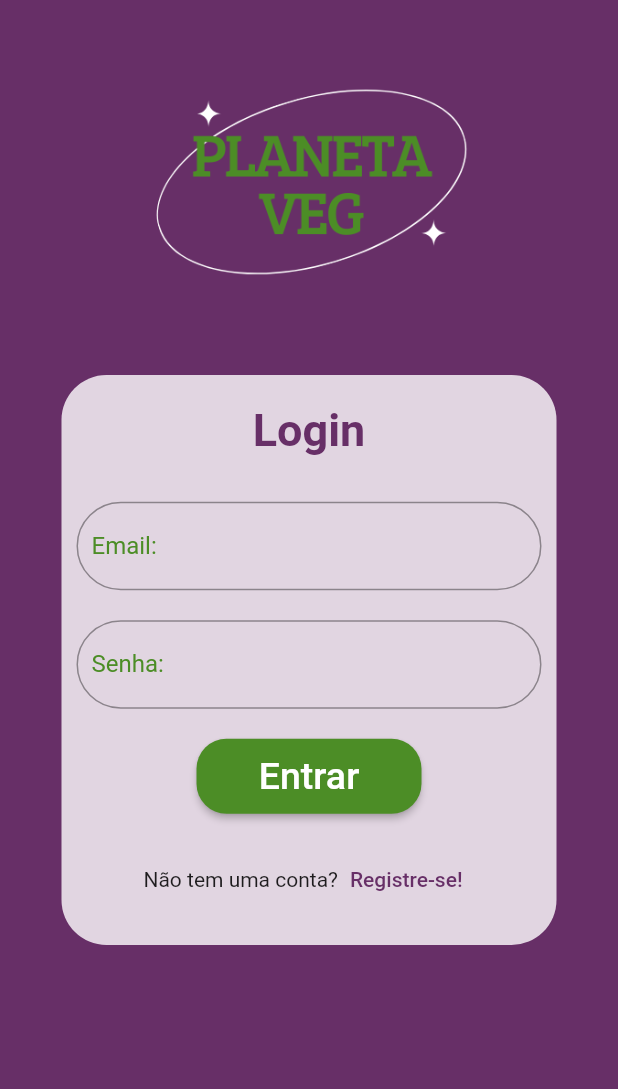
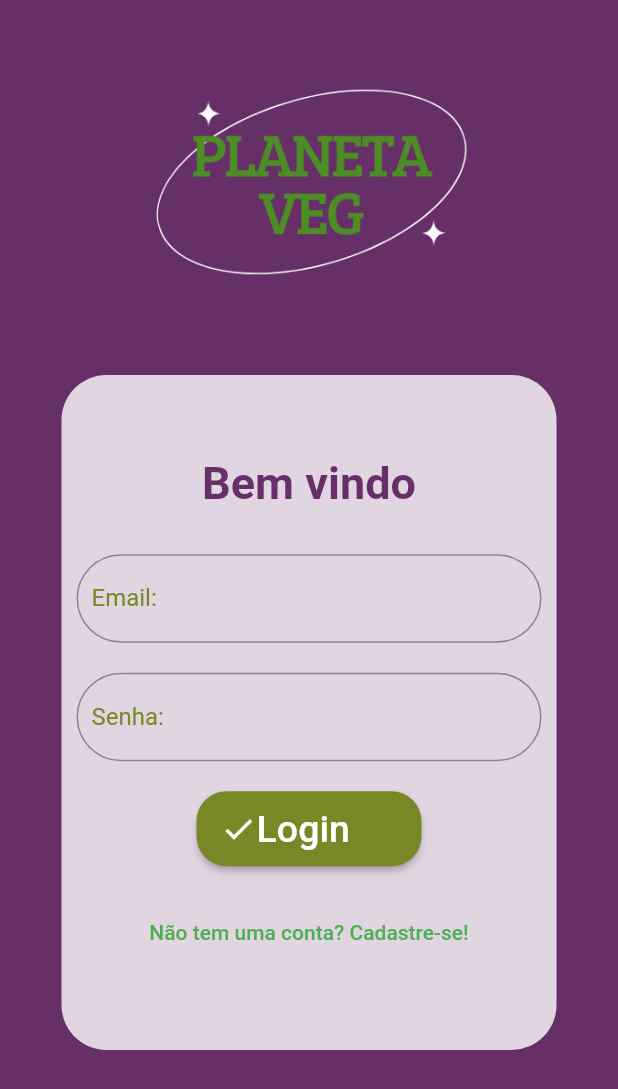
Before and after one commit to babifonsec/Planeta-Veg, a Flutter app: the screen it shows after launch, on a phone screen of 412 x 824 dp. Shown: the top 1089 px of the screen. Run offline on Flutter 3.47's test engine with Material 2 defaults, Android fonts, the light colour scheme and no system bars; our stand-ins replace carousel_slider, firebase_auth, firebase_core, geolocator, get, google_maps_flutter; accounts and stored records are empty.

Commit message:
conexao com o firebase, cadastro e login

```diff
--- a/analysis_options.yaml
+++ b/analysis_options.yaml
@@ -22,6 +22,7 @@ linter:
   # `// ignore_for_file: name_of_lint` syntax on the line or in the file
   # producing the lint.
   rules:
+    avoid_print
     # avoid_print: false  # Uncomment to disable the `avoid_print` rule
     # prefer_single_quotes: true  # Uncomment to enable the `prefer_single_quotes` rule
 
--- /dev/null
+++ b/lib/modelo/Api_response.dart
@@ -0,0 +1,5 @@
+class ApiResponse{
+Object? data;
+String? erro;
+
+}
--- /dev/null
+++ b/lib/modelo/User.dart
@@ -0,0 +1,20 @@
+class User {
+  int? id;
+  String? name;
+  String? email;
+  String? telefoneFixo;
+  String? telefoneCelular;
+
+  User({this.id, this.name, this.email, this.telefoneFixo, this.telefoneCelular});
+
+
+  factory User.fromJson(Map<String, dynamic> json) {
+    return User(
+      id: json['user']['id'],
+      name: json['user']['name'],
+      email: json['user']['email'],
+      telefoneFixo: json['user']['telefoneFixo'],
+      telefoneCelular: json['user']['telefoneCelular'],
+    );
+  }
+}
--- /dev/null
+++ b/lib/servico/auth_check.dart
@@ -0,0 +1,24 @@
+import 'package:flutter/material.dart';
+import 'package:planetaveg/servico/auth_service.dart';
+import 'package:planetaveg/visao/login.dart';
+import 'package:planetaveg/visao/menu.dart';
+import 'package:planetaveg/visao/splash.dart';
+import 'package:provider/provider.dart';
+
+class AuthCheck extends StatefulWidget {
+  const AuthCheck({super.key});
+
+  @override
+  State<AuthCheck> createState() => _AuthCheckState();
+}
+
+class _AuthCheckState extends State<AuthCheck> {
+  @override
+  Widget build(BuildContext context) {
+    AuthService auth = Provider.of(context);
+
+    if(auth.isLoading) return Splash();
+    else if(auth.usuario==null) return Login();
+    else return Menu(0);
+  }
+}
--- /dev/null
+++ b/lib/servico/auth_service.dart
@@ -0,0 +1,65 @@
+import 'package:firebase_auth/firebase_auth.dart';
+import 'package:flutter/material.dart';
+
+class AuthException implements Exception{
+  String message;
+  AuthException({required this.message});
+}
+
+class AuthService extends ChangeNotifier{
+  FirebaseAuth _auth = FirebaseAuth.instance;
+  User? usuario;
+  bool isLoading = true;
+
+  AuthService(){
+    _authCheck();
+  }
+
+_authCheck(){
+  _auth.authStateChanges().listen((User? user) {
+  usuario = (user==null) ? null : user;
+  isLoading=false;
+  notifyListeners();
+   });
+}
+
+
+_getUser(){
+  usuario = _auth.currentUser;
+  notifyListeners();
+}
+
+registrar(String email, String senha) async {
+
+try{
+  await _auth.createUserWithEmailAndPassword(email: email, password: senha);
+  _getUser();
+}on FirebaseAuthException catch(e){
+if(e.code=='weak-password'){
+  throw AuthException(message: 'A senha é muito farca!');
+} else if (e.code =='email-already-in-use'){
+  throw AuthException(message: 'Este email já está em uso!');
+}
+}
+}
+
+
+login(String email, String senha) async {
+
+try{
+  await _auth.signInWithEmailAndPassword(email: email, password: senha);
+  _getUser();
+}on FirebaseAuthException catch(e){
+if(e.code=='user-not-found'){
+  throw AuthException(message:'Email não encontrado.');
+} else if (e.code =='wrong-password'){
+  throw AuthException(message: 'Senha Incorreta. Tente novamente!');
+}
+}
+}
+
+logout() async{
+  await _auth.signOut();
+  _getUser();
+}
+}
--- a/lib/visao/categoriaItens.dart
+++ b/lib/visao/categoriaItens.dart
@@ -1,6 +1,6 @@
 import 'package:flutter/material.dart';
 import 'package:flutter/src/widgets/framework.dart';
-import 'package:flutter/src/widgets/placeholder.dart';
+
 
 class CategoriaItem extends StatelessWidget {
   final String image;
--- a/lib/visao/login.dart
+++ b/lib/visao/login.dart
@@ -1,21 +1,70 @@
-import 'package:flutter/gestures.dart';
 import 'package:flutter/material.dart';
-import 'package:flutter/src/widgets/container.dart';
-import 'package:flutter/src/widgets/framework.dart';
-import 'package:planetaveg/visao/menu.dart';
-import 'package:planetaveg/visao/registrar.dart';
-import 'package:planetaveg/visao/splash.dart';
+import 'package:planetaveg/servico/auth_service.dart';
+import 'package:provider/provider.dart';
 
-class Login extends StatelessWidget {
+class Login extends StatefulWidget {
   const Login({super.key});
+
+  @override
+  State<Login> createState() => _LoginState();
+}
+
+class _LoginState extends State<Login> {
+  final formKey = GlobalKey<FormState>();
+  final email = TextEditingController();
+  final senha = TextEditingController();
+
+  bool isLogin = true;
+  late String titulo;
+  late String acaoBotao;
+  late String textBotao;
+
+  @override
+  void initState() {
+    // TODO: implement initState
+    super.initState();
+    setFormAction(true);
+  }
+
+  setFormAction(bool acao) {
+    setState(() {
+      isLogin = acao;
+      if (isLogin) {
+        titulo = "Bem vindo";
+        acaoBotao = "Login";
+        textBotao = "Não tem uma conta? Cadastre-se!";
+      } else {
+        titulo = "Cadastre-se";
+        acaoBotao = "Cadastrar";
+        textBotao = "Já tem uma conta? Entre!";
+      }
+    });
+  }
+
+  login() async {
+    try {
+      await context.read<AuthService>().login(email.text, senha.text);
+    } on AuthException catch (e) {
+      ScaffoldMessenger.of(context)
+          .showSnackBar(SnackBar(content: Text(e.message)));
+    }
+  }
+
+  registrar() async {
+    try {
+      await context.read<AuthService>().registrar(email.text, senha.text);
+    } on AuthException catch (e) {
+      ScaffoldMessenger.of(context)
+          .showSnackBar(SnackBar(content: Text(e.message)));
+    }
+  }
 
   @override
   Widget build(BuildContext context) {
     return Scaffold(
       backgroundColor: Color(0xFF672F67),
       body: SingleChildScrollView(
-        child:
-          Center(
+        child: Center(
           child: Column(
             mainAxisAlignment: MainAxisAlignment.center,
             crossAxisAlignment: CrossAxisAlignment.center,
@@ -31,20 +80,22 @@ class Login extends StatelessWidget {
               //"CAIXINHA" BRANCA DO LOGIN
               Container(
                 width: 330,
-                  height: 380,
+                height: 450,
                 decoration: BoxDecoration(
                   borderRadius: BorderRadius.circular(30),
                   color: Colors.white.withOpacity(0.8),
                 ),
                 child: Padding(
                   padding: EdgeInsets.only(left: 10, right: 10),
+                  child: Form(
+                    key: formKey,
                     child: Column(
                       mainAxisAlignment: MainAxisAlignment.center,
                       children: [
                         Padding(
                           padding: EdgeInsets.only(bottom: 30),
                           child: Text(
-                            "Login",
+                            titulo,
                             textAlign: TextAlign.center,
                             style: TextStyle(
                               color: Color(0xFF672F67),
@@ -56,46 +107,62 @@ class Login extends StatelessWidget {
                         //TEXT FIELD DO EMAIL
                         Padding(
                           padding: EdgeInsets.only(bottom: 20),
-                          child: TextField(
+                          child: TextFormField(
+                            controller: email,
                             keyboardType: TextInputType.emailAddress,
                             decoration: InputDecoration(
                               contentPadding: EdgeInsets.symmetric(
                                   vertical: 20, horizontal: 10),
                               labelText: 'Email: ',
                               labelStyle: TextStyle(
-                                color: Color(0xFF4C8D26),
+                                color: Color(0xFF7A8727),
                               ),
                               border: OutlineInputBorder(
                                 borderSide: BorderSide(
-                                  color: Color(0xFF4C8D26),
+                                  color: Color(0xFF7A8727),
                                   style: BorderStyle.solid,
                                   width: 5,
                                 ),
                                 borderRadius: BorderRadius.circular(30),
                               ),
                             ),
+                            validator: (value) {
+                              if (value!.isEmpty) {
+                                return "Informe o email corretamente";
+                              }
+                              return null;
+                            },
                           ),
                         ),
                         //TEXT FIELD DA SENHA
-                        TextField(
+                        TextFormField(
+                          controller: senha,
                           keyboardType: TextInputType.text,
                           obscureText: true,
                           decoration: InputDecoration(
-                            contentPadding:
-                                EdgeInsets.symmetric(vertical: 20, horizontal: 10),
+                            contentPadding: EdgeInsets.symmetric(
+                                vertical: 20, horizontal: 10),
                             labelText: 'Senha: ',
                             labelStyle: TextStyle(
-                              color: Color(0xFF4C8D26),
+                              color: Color(0xFF7A8727),
                             ),
                             border: OutlineInputBorder(
                               borderSide: BorderSide(
-                                color: Color(0xFF4C8D26),
+                                color: Color(0xFF7A8727),
                                 style: BorderStyle.solid,
                                 width: 5,
                               ),
                               borderRadius: BorderRadius.circular(30),
                             ),
                           ),
+                          validator: (value) {
+                            if (value!.isEmpty) {
+                              return "Informe sua senha!";
+                            } else if (value.length < 6) {
+                              return "Sua senha deve ter no mínimo 6 caracteres.";
+                            }
+                            return null;
+                          },
                         ),
                         //BOTAO DE ENTRAR
                         Padding(
@@ -103,61 +170,49 @@ class Login extends StatelessWidget {
                           child: ElevatedButton(
                             style: ButtonStyle(
                               backgroundColor: MaterialStateProperty.all<Color>(
-                                  Color(0xFF4C8D26)),
-                              fixedSize:
-                                  MaterialStateProperty.all<Size>(Size(150, 50)),
-                              shape:
-                                  MaterialStateProperty.all<RoundedRectangleBorder>(
+                                  Color(0xFF7A8727)),
+                              fixedSize: MaterialStateProperty.all<Size>(
+                                  Size(150, 50)),
+                              shape: MaterialStateProperty.all<
+                                  RoundedRectangleBorder>(
                                 RoundedRectangleBorder(
                                   borderRadius: BorderRadius.circular(20.0),
                                 ),
                               ),
                             ),
                             onPressed: () {
-                              Navigator.push(
-                                context,
-                                MaterialPageRoute(
-                                  builder: (context) => Splash(1),
+                              if (formKey.currentState!.validate()) {
+                                if (isLogin) {
+                                  login();
+                                } else{
+                                  registrar();
+                                }
+                              }
+                            },
+                            child: Row(
+                              children: [
+                                Icon(Icons.check),
+                                Text(
+                                  acaoBotao,
+                                  style: TextStyle(fontSize: 25),
                                 ),
-                              );
-                            },
-                            child: Text(
-                              "Entrar",
-                              style: TextStyle(fontSize: 25),
+                              ],
                             ),
                           ),
                         ),
                         //REGISTRAR:
-                        Row(
-                          mainAxisAlignment: MainAxisAlignment.center,
-                          children: [
-                            Text("Não tem uma conta?"),
                         TextButton(
-                              onPressed: () {
-                                 Navigator.push(
-                                context,
-                                MaterialPageRoute(
-                                  builder: (context) => Registrar(),
-                                ),
-                              );
-                              },
-                              child: Text(
-                                "Registre-se!",
-                                style: TextStyle(
-                                  color: Color(0xFF672F67),
-                                ),
-                              ),
+                          onPressed: () => setFormAction(!isLogin),
+                          child: Text(textBotao),
                         ),
                       ],
                     ),
-                      ],
                   ),
                 ),
               )
             ],
           ),
         ),
-
       ),
     );
   }
--- a/lib/visao/menu.dart
+++ b/lib/visao/menu.dart
@@ -1,4 +1,4 @@
-import 'package:flutter/cupertino.dart';
+
 import 'package:flutter/material.dart';
 import 'package:planetaveg/visao/home.dart';
 import 'package:planetaveg/visao/perfil.dart';
@@ -75,7 +75,7 @@ class _MenuState extends State<Menu> {
           items: _navegationItens,
           unselectedItemColor: Color(0xFFF5F5F5),
           currentIndex: _selectedIndex,
-          selectedItemColor: Color(0xFF4C8D26),
+          selectedItemColor: Color(0xFF7A8727),
           onTap:
               _onItemTapped, //chama o métdodo onItemTapped ao clicar no botao do BTNNavigation
         ),
@@ -139,7 +139,7 @@ Widget buscar() {
               labelText: 'Buscar... ',
               labelStyle: TextStyle(
                 fontSize: 15,
-                color: Color(0xFF4C8D26),
+                color: Color(0xFF7A8727),
               ),
               border: InputBorder.none,
             ),
--- a/lib/visao/pesquisa.dart
+++ b/lib/visao/pesquisa.dart
@@ -1,6 +1,6 @@
 import 'package:flutter/cupertino.dart';
 import 'package:flutter/material.dart';
-import 'package:geolocator/geolocator.dart';
+
 import 'package:get/get.dart';
 import 'package:google_maps_flutter/google_maps_flutter.dart';
 import 'package:planetaveg/controle/maps.dart';
--- a/pubspec.yaml
+++ b/pubspec.yaml
@@ -34,6 +34,10 @@ dependencies:
   get: ^4.3.8
   geolocator: ^7.7.0
   google_maps_flutter: ^2.2.6
+  firebase_core: ^2.15.0
+  firebase_auth: ^4.7.1
+  provider: ^6.0.5
+  path_provider: ^2.0.15
 
 
   # The following adds the Cupertino Icons font to your application.
```
Also changed, not shown: lib/main.dart (+17 -4 lines), lib/visao/home.dart (+4 -4 lines), lib/visao/registrar.dart (deleted, +0 -188 lines), lib/visao/splash.dart (+5 -35 lines), lib/firebase_options.dart (added), pubspec.lock, 8 other files. Lines whose indentation alone changed are shown as unchanged.
